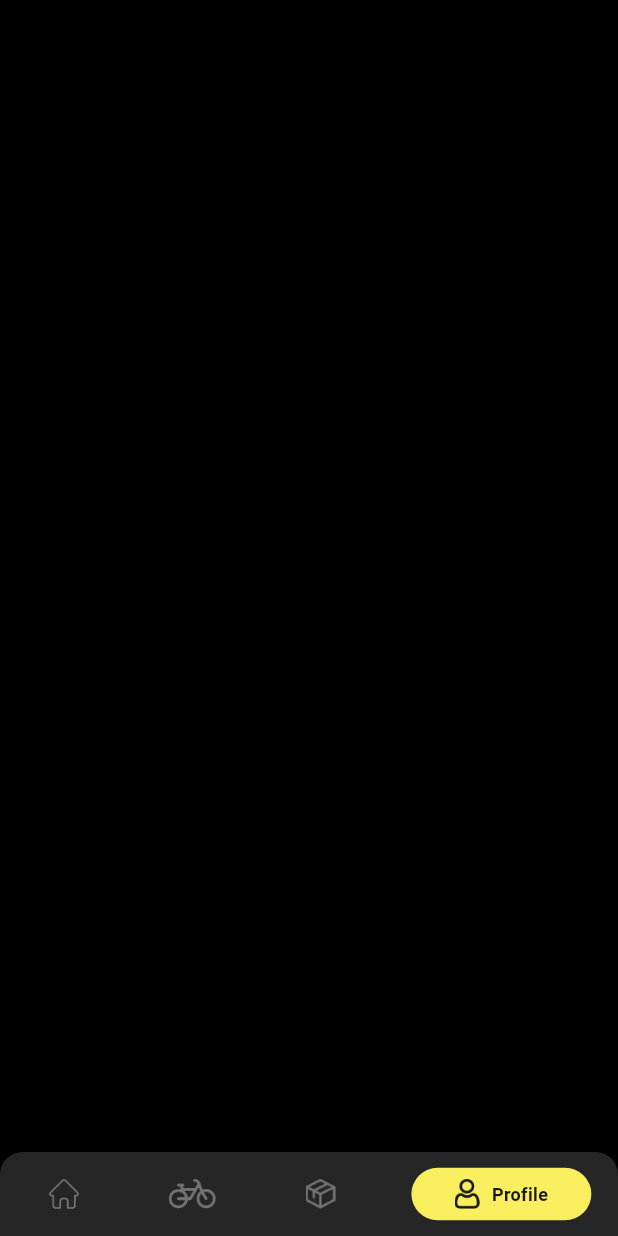
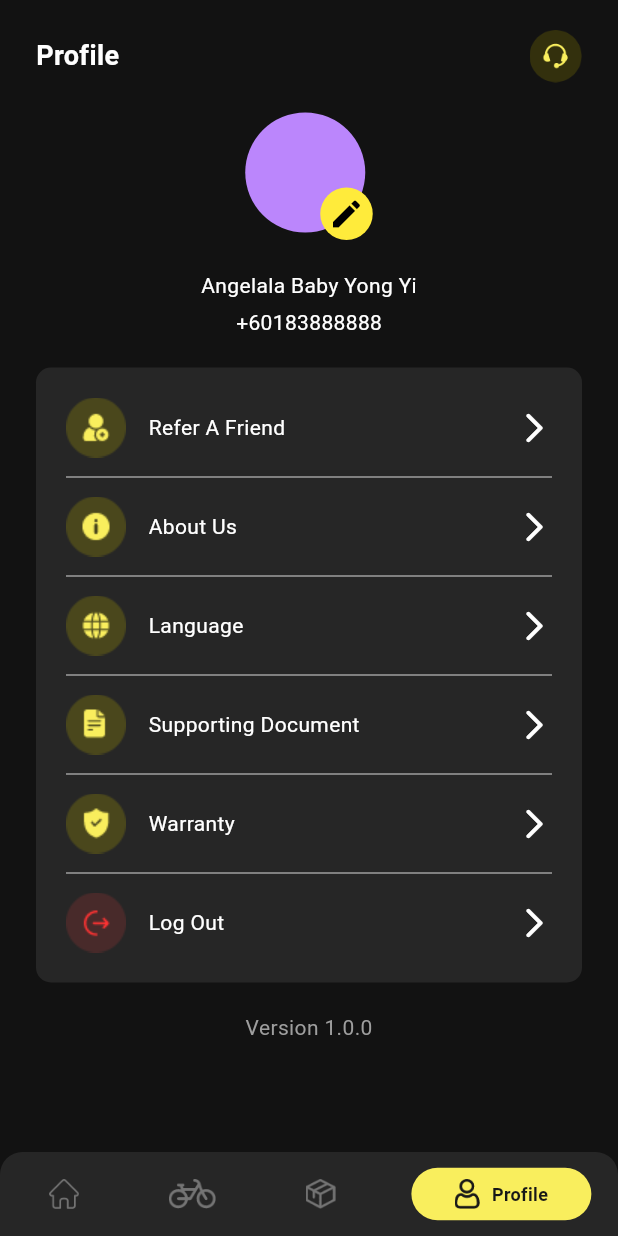
Before and after one commit to izzat-mn/ebike_flutter, a Flutter app: the screen it shows after launch, item 4 of the bottom bar chosen, on a phone screen of 412 x 824 dp. Run offline on Flutter 3.47's test engine with Material 3 defaults, Android fonts, the phone set to English and light mode, and no system bars; drawn by our look-alikes of persistent_bottom_nav_bar; our stand-ins replace calendar_date_picker2, camera, flutter_easyloading, flutter_image_slideshow, go_router, intl_phone_field and 3 more; missing offline and left inert: animated_battery_gauge; generated files the repository leaves out were written again.

Commit message:
ui updates

```diff
--- a/lib/main.dart
+++ b/lib/main.dart
@@ -5,20 +5,25 @@ import 'package:ebike_flutter/local_save.dart';
 import 'package:ebike_flutter/providers/check_out_provider.dart';
 import 'package:ebike_flutter/providers/history_provider.dart';
 import 'package:ebike_flutter/providers/order_provider.dart';
+import 'package:ebike_flutter/providers/profile_provider.dart';
 import 'package:ebike_flutter/providers/providers.dart';
 import 'package:ebike_flutter/router.dart';
 import 'package:ebike_flutter/utils/util.dart';
 import 'package:flutter/material.dart';
 import 'package:flutter/services.dart';
 import 'package:flutter_easyloading/flutter_easyloading.dart';
+import 'package:package_info_plus/package_info_plus.dart';
 import 'package:provider/provider.dart';
 import 'package:flutter_gen/gen_l10n/app_localizations.dart';
 import 'package:flutter_localizations/flutter_localizations.dart';
 import 'package:shared_preferences/shared_preferences.dart';
 
+String appVersion = '';
+
 void main() async {
   WidgetsFlutterBinding.ensureInitialized();
-
+  PackageInfo packageInfo = await PackageInfo.fromPlatform();
+  appVersion = packageInfo.version;
   SystemChrome.setPreferredOrientations([
     DeviceOrientation.portraitUp,
   ]).then((value) {
@@ -32,6 +37,7 @@ void main() async {
           ChangeNotifierProvider(create: (context) => HistoryProvider()),
           ChangeNotifierProvider(create: (context) => OrderProvider()),
           ChangeNotifierProvider(create: (context) => CheckOutProvider()),
+          ChangeNotifierProvider(create: (context) => ProfileProvider()),
         ],
         child: const MyApp(),
       ),
--- a/lib/providers/bottomNavBar_provider.dart
+++ b/lib/providers/bottomNavBar_provider.dart
@@ -1,8 +1,10 @@
 import 'package:ebike_flutter/utils/util.dart';
 import 'package:ebike_flutter/views/my_bike/my_bike_view.dart';
 import 'package:ebike_flutter/views/order/order_view.dart';
+import 'package:ebike_flutter/views/profile/profile_view.dart';
 import 'package:ebike_flutter/views/view.dart';
 import 'package:flutter/material.dart';
+import 'package:go_router/go_router.dart';
 import 'package:persistent_bottom_nav_bar/persistent_tab_view.dart';
 
 class BottomNavBarProvider with ChangeNotifier {
@@ -18,7 +20,7 @@ class BottomNavBarProvider with ChangeNotifier {
     const HomeView(),
     const MyBikeView(),
     const OrderView(),
-    Container(),
+    const Profile(),
   ];
 
   List<PersistentBottomNavBarItem> navBarsItems() {
--- /dev/null
+++ b/lib/providers/profile_provider.dart
@@ -0,0 +1,20 @@
+import 'package:flutter/material.dart';
+
+class ProfileProvider with ChangeNotifier {
+  List<ProfileModel> profileList = [
+    ProfileModel(icon: 'assets/icons/refer.png', title: 'Refer A Friend'),
+    ProfileModel(icon: 'assets/icons/about_us.png', title: 'About Us'),
+    ProfileModel(icon: 'assets/icons/language.png', title: 'Language'),
+    ProfileModel(
+        icon: 'assets/icons/document.png', title: 'Supporting Document'),
+    ProfileModel(icon: 'assets/icons/warranty.png', title: 'Warranty'),
+    ProfileModel(icon: 'assets/icons/logout.png', title: 'Log Out'),
+  ];
+}
+
+class ProfileModel {
+  String icon;
+  String title;
+
+  ProfileModel({required this.icon, required this.title});
+}
--- a/lib/router.dart
+++ b/lib/router.dart
@@ -1,8 +1,10 @@
 import 'package:ebike_flutter/bottomNavBar/bottomNavBar.dart';
 import 'package:ebike_flutter/views/home/add_address_view.dart';
 import 'package:ebike_flutter/views/home/check_out_view.dart';
+import 'package:ebike_flutter/views/home/check_out_view_confirmation.dart';
 import 'package:ebike_flutter/views/my_bike/history_view.dart';
 import 'package:ebike_flutter/views/order/order_view.dart';
+import 'package:ebike_flutter/views/profile/refer_view.dart';
 import 'package:ebike_flutter/views/view.dart';
 import 'package:go_router/go_router.dart';
 
@@ -52,6 +54,14 @@ class Routers {
             path: 'add_address',
             builder: (context, state) => const AddAddressView(),
           ),
+          GoRoute(
+            path: 'check_out_confirmation',
+            builder: (context, state) => const CheckOutViewConfirmation(),
+          ),
+          GoRoute(
+            path: 'refer_friend',
+            builder: (context, state) => const ReferFriendView(),
+          ),
         ],
       ),
     ],
--- a/lib/utils/colour.dart
+++ b/lib/utils/colour.dart
@@ -25,4 +25,5 @@ class Colour {
   static Color darkGrey = const Color(0xFF1f1f1f);
   static Color black12 = const Color(0xFF1d1d1d);
   static Color lightGrey = const Color(0xFF454545);
+  static Color blackYellow = const Color(0xFF2d2b10);
 }
--- a/lib/views/home/check_out_view.dart
+++ b/lib/views/home/check_out_view.dart
@@ -394,7 +394,9 @@ class _CheckoutViewState extends State<CheckoutView> {
                   ),
                 ),
                 GestureDetector(
-                  onTap: () {},
+                  onTap: () {
+                    context.push('/check_out_confirmation');
+                  },
                   child: Container(
                     margin: const EdgeInsets.only(top: 20),
                     width: double.infinity,
--- /dev/null
+++ b/lib/views/profile/profile_view.dart
@@ -0,0 +1,160 @@
+import 'dart:developer';
+import 'dart:ui';
+
+import 'package:ebike_flutter/main.dart';
+import 'package:ebike_flutter/providers/profile_provider.dart';
+import 'package:ebike_flutter/utils/util.dart';
+import 'package:flutter/cupertino.dart';
+import 'package:flutter/material.dart';
+import 'package:flutter/widgets.dart';
+import 'package:go_router/go_router.dart';
+import 'package:provider/provider.dart';
+
+class Profile extends StatelessWidget {
+  const Profile({super.key});
+
+  @override
+  Widget build(BuildContext context) {
+    ProfileProvider provider = Provider.of<ProfileProvider>(context);
+
+    return SafeArea(
+      child: Scaffold(
+        body: Padding(
+          padding: const EdgeInsets.only(
+            top: 20,
+            left: 24,
+            right: 24,
+            bottom: 30,
+          ),
+          child: Column(
+            children: [
+              Row(
+                mainAxisAlignment: MainAxisAlignment.spaceBetween,
+                children: [
+                  const Text(
+                    'Profile',
+                    style: TextStyle(
+                      color: Colors.white,
+                      fontSize: 18,
+                      fontWeight: FontWeight.bold,
+                    ),
+                  ),
+                  Image.asset(
+                    'assets/icons/help2.png',
+                    width: 35,
+                  ),
+                ],
+              ),
+              Padding(
+                padding: const EdgeInsets.only(top: 20.0),
+                child: SizedBox.square(
+                  dimension: 85,
+                  child: Stack(
+                    children: [
+                      const CircleAvatar(
+                        maxRadius: 40,
+                        minRadius: 40,
+                      ),
+                      Positioned(
+                        bottom: 0,
+                        right: 0,
+                        child: Container(
+                          width: 35,
+                          height: 35,
+                          decoration: const BoxDecoration(
+                            shape: BoxShape.circle,
+                            color: Colors.yellow,
+                          ),
+                          child: const Icon(
+                            Icons.mode_edit_outline,
+                            color: Colors.black,
+                          ),
+                        ),
+                      ),
+                    ],
+                  ),
+                ),
+              ),
+              const Padding(
+                padding: EdgeInsets.only(top: 20.0),
+                child: Text('Angelala Baby Yong Yi'),
+              ),
+              const Padding(
+                padding: EdgeInsets.only(top: 5.0),
+                child: Text('+60183888888'),
+              ),
+              Container(
+                margin: const EdgeInsets.only(top: 20),
+                padding: const EdgeInsets.all(20),
+                decoration: BoxDecoration(
+                  borderRadius: BorderRadius.circular(10),
+                  color: Colour.blackBottomNavBar,
+                ),
+                child: Column(
+                  children: provider.profileList.map((e) {
+                    int index = provider.profileList.indexOf(e);
+
+                    return Column(
+                      children: [
+                        GestureDetector(
+                          behavior: HitTestBehavior.opaque,
+                          onTap: () {
+                            switch (index) {
+                              case 0:
+                                context.go('/refer_friend');
+                                break;
+                              case 1:
+                                break;
+                              case 2:
+                                break;
+                              case 3:
+                                break;
+                              case 4:
+                                break;
+                              case 5:
+                                break;
+                            }
+                          },
+                          child: Row(
+                            mainAxisAlignment: MainAxisAlignment.spaceBetween,
+                            children: [
+                              Row(
+                                children: [
+                                  Padding(
+                                    padding: const EdgeInsets.only(right: 15.0),
+                                    child: Image.asset(e.icon),
+                                  ),
+                                  Text(e.title),
+                                ],
+                              ),
+                              const Icon(Icons.arrow_forward_ios_rounded),
+                            ],
+                          ),
+                        ),
+                        if (provider.profileList.indexOf(e) <
+                            provider.profileList.length - 1)
+                          const Padding(
+                            padding: EdgeInsets.symmetric(vertical: 5.0),
+                            child: Divider(
+                              color: Colors.grey,
+                            ),
+                          ),
+                      ],
+                    );
+                  }).toList(),
+                ),
+              ),
+              Padding(
+                padding: const EdgeInsets.only(top: 20.0),
+                child: Text(
+                  'Version $appVersion',
+                  style: const TextStyle(color: Colors.grey),
+                ),
+              ),
+            ],
+          ),
+        ),
+      ),
+    );
+  }
+}
--- a/pubspec.yaml
+++ b/pubspec.yaml
@@ -46,6 +46,7 @@ dependencies:
   http: ^1.2.1
   calendar_date_picker2: ^0.5.5
   animated_battery_gauge: ^0.2.0
+  package_info_plus: 4.2.0
 
 dev_dependencies:
   flutter_test:
```
Also changed, not shown: lib/views/home/check_out_view_confirmation.dart (added, +190 -0 lines), lib/views/home/home_view.dart (+13 -1 lines), lib/views/profile/refer_view.dart (added, +111 -0 lines), assets/icons/about_us.png (added), assets/icons/document.png (added), assets/icons/language.png (added), assets/icons/logout.png (added), assets/icons/refer.png (added), assets/icons/warranty.png (added), assets/images/hangout.png (added), 1 other file.
